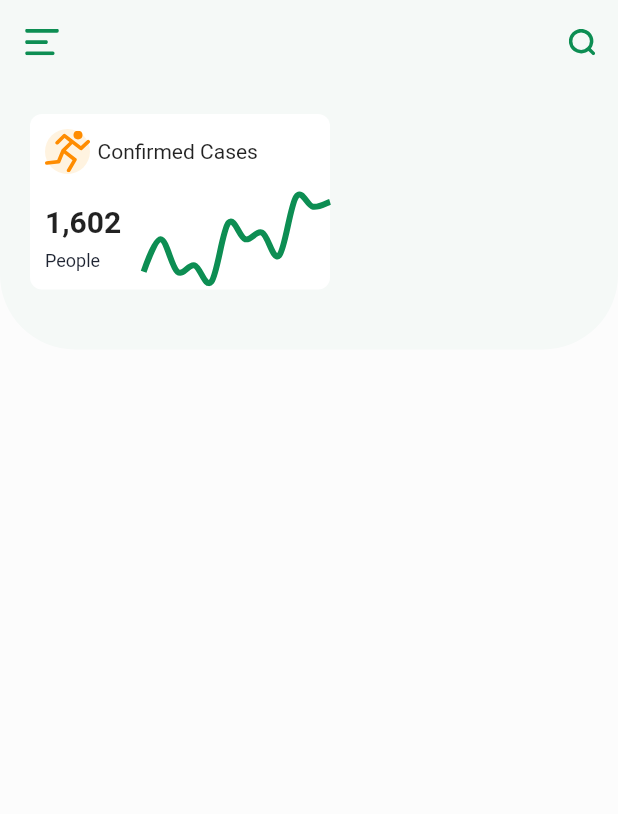
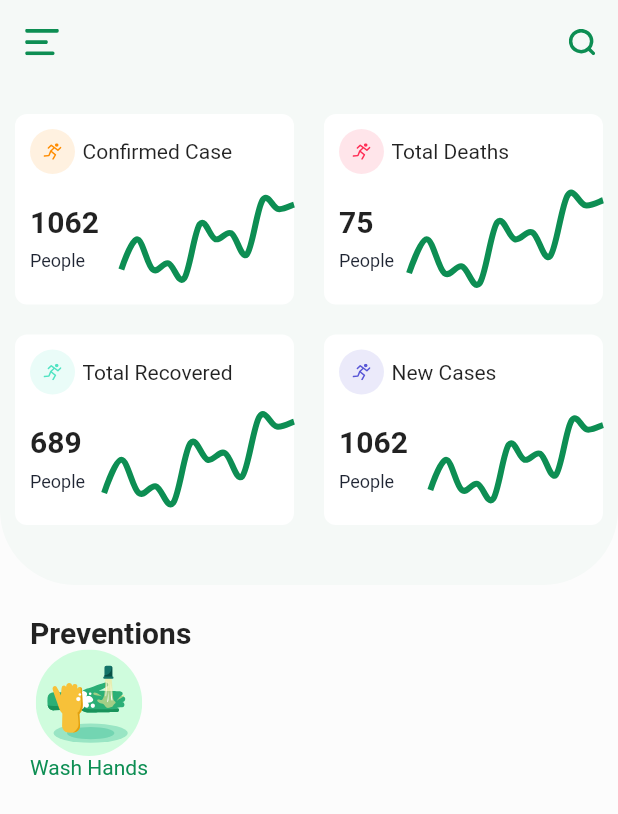
Before and after one commit to Nobsmoke123/flutter-speed-ui-covid19-app-1, a Flutter app: the screen it shows after launch, on a phone screen of 412 x 824 dp. Shown: the top 814 px of the screen. Run offline on Flutter 3.47's test engine with Material 2 defaults, Android fonts, the phone set to English and light mode, and no system bars; drawn by our look-alikes of fl_chart; our stand-ins replace flutter_svg.

Commit message:
added the info card

```diff
--- a/lib/screens/home_screen.dart
+++ b/lib/screens/home_screen.dart
@@ -1,15 +1,19 @@
 import 'package:covid19app1/utils/constants.dart';
-import 'package:fl_chart/fl_chart.dart';
+import 'package:covid19app1/widgets/info_card.dart';
 import 'package:flutter/material.dart';
 import 'package:flutter_svg/flutter_svg.dart';
+import './../widgets/line_chart.dart';
 
 class HomeScreen extends StatelessWidget {
   @override
   Widget build(BuildContext context) {
     return Scaffold(
         appBar: buildAppBar(),
-        body: Container(
-            padding: const EdgeInsets.only(left: 20, top: 20, right: 20, bottom: 40),
+        body: Column(
+            crossAxisAlignment: CrossAxisAlignment.start,
+          children: [
+            Container(
+                padding: const EdgeInsets.only(left: 10, top: 20, right: 10, bottom: 40),
                 width: double.infinity,
                 decoration: BoxDecoration(
                     color: KPrimaryColor.withOpacity(0.03),
@@ -19,71 +23,49 @@ class HomeScreen extends StatelessWidget {
                     )
                 ),
                 child: Wrap(
+                    runSpacing: 20,
+                    spacing: 20,
                     children: <Widget>[
-                    Container(
-                        width: 200,
-                        decoration: BoxDecoration(
-                            color: Colors.white,
-                            borderRadius: BorderRadius.circular(8)
-                        ),
-                        child: Column(
-                            children: <Widget>[
-                                Padding(
-                                  padding: const EdgeInsets.all(10.0),
-                                  child: Row(
-                                    children: <Widget>[
-                                        Container(
-                                            height: 30,
-                                            width: 30,
-                                            decoration: BoxDecoration(
-                                                  color: Color(0xFFFF9C00).withOpacity(0.12),
-                                                  shape: BoxShape.circle,
-                                            ),
-                                            child: SvgPicture.asset(
-                                                "assets/icons/running.svg",
-                                                height: 12,
-                                                width: 12,
-                                            ),
-                                        ),
-                                        SizedBox(
-                                            width: 5,
-                                        ),
-                                        Text(
-                                          "Confirmed Cases",
-                                          maxLines: 1,
-                                          overflow: TextOverflow.ellipsis,
+                        InfoCard(
+                            title: "Confirmed Case",
+                            iconColor: Color(0xFFFF8C00),
+                            affectedNum: 1062,
                         ),
 
+                        InfoCard(
+                            title: "Total Deaths",
+                            iconColor: Color(0xFFFF2D55),
+                            affectedNum: 75,
+                        ),
+
+                        InfoCard(
+                            title: "Total Recovered",
+                            iconColor: Color(0xFF50E3C2),
+                            affectedNum: 689,
+                        ),
+
+                        InfoCard(
+                            title: "New Cases",
+                            iconColor: Color(0xFF5856D6),
+                            affectedNum: 1062,
+                        )
                     ],
                 ),
             ),
+              SizedBox(height: 20,),
+              Padding(
+                padding: const EdgeInsets.symmetric(horizontal: 20),
+                child: Column(
+                    crossAxisAlignment: CrossAxisAlignment.start,
+                  children: <Widget>[
+                    Text(
+                        'Preventions',
+                        style: Theme.of(context).textTheme.title.copyWith(fontWeight: FontWeight.bold),
+
+                    ),
                       Row(
                           children: <Widget>[
-                                       Padding(
-                                         padding: const EdgeInsets.all(10.0),
-                                         child: RichText(
-                                             text: TextSpan(
-                                                 style: TextStyle(color: KTextColor),
-                                                 children: [
-                                                     TextSpan(
-                                                         text: "1,602 \n",
-                                                         style: Theme.of(context).textTheme.title.copyWith(
-                                                             fontWeight: FontWeight.bold
-                                                         ),
-                                                     ),
-                                                     TextSpan(
-                                                         text: "People",
-                                                         style: TextStyle(
-                                                             fontSize: 12,
-                                                             height: 2
-                                                         ),
-                                                     ),
-
-                                                 ]
-                                             ),
-                                         ),
-                                       ),
-                                        Expanded(child: LineReportChart(),)
+                              PreventionCard()
                           ],
                       ),
                   ],
@@ -91,9 +73,9 @@ class HomeScreen extends StatelessWidget {
               )
           ],
         ),
-        ),
     );
   }
+
   AppBar buildAppBar() {
     return AppBar(
           backgroundColor: KPrimaryColor.withOpacity(.03),
@@ -112,47 +94,18 @@ class HomeScreen extends StatelessWidget {
   }
 }
 
+class PreventionCard extends StatelessWidget {
+  const PreventionCard({
+    Key key,
+  }) : super(key: key);
 
-class LineReportChart extends StatelessWidget {
   @override
   Widget build(BuildContext context) {
-    return AspectRatio(
-        aspectRatio: 2.2,
-        child: LineChart(
-            LineChartData(
-                gridData: FlGridData(show: false),
-                borderData: FlBorderData(show: false),
-                titlesData: FlTitlesData(show: false),
-                lineBarsData: [
-                    LineChartBarData(
-                        spots: getSpots(),
-                        isCurved: true,
-                        dotData: FlDotData(show: false),
-                        belowBarData: BarAreaData(show: false),
-                        colors: [KPrimaryColor],
-                        barWidth: 4,
-                    )
-                ]
-            )
-        ),
+    return Column(
+        children: <Widget>[
+            SvgPicture.asset("assets/icons/hand_wash.svg"),
+            Text('Wash Hands', style: Theme.of(context).textTheme.bodyText2.copyWith(color: KPrimaryColor),)
+        ],
     );
   }
-
-  List<FlSpot> getSpots() {
-      return [
-          FlSpot(0, .5),
-          FlSpot(1, 1.5),
-          FlSpot(2, .5),
-          FlSpot(3, .7),
-          FlSpot(4, .2),
-          FlSpot(5, 2),
-          FlSpot(6, 1.5),
-          FlSpot(7, 1.7),
-          FlSpot(8, 1),
-          FlSpot(9, 2.8),
-          FlSpot(10, 2.5),
-          FlSpot(11, 2.65),
-
-      ];
 }
-}
--- /dev/null
+++ b/lib/widgets/info_card.dart
@@ -0,0 +1,99 @@
+import 'package:covid19app1/utils/constants.dart';
+import 'package:covid19app1/widgets/line_chart.dart';
+import 'package:flutter/material.dart';
+import 'package:flutter_svg/svg.dart';
+
+class InfoCard extends StatelessWidget {
+    final String title;
+    final int affectedNum;
+    final Color iconColor;
+
+    const InfoCard({
+        Key key, this.title, this.affectedNum, this.iconColor,
+    }) : super(key: key);
+
+    @override
+    Widget build(BuildContext context) {
+        return LayoutBuilder(
+            builder: (context, constraints) {
+                return Container(
+                    width: constraints.maxWidth /2 - 10,
+                    // Here the constraints max width provide us with the available width for the widget
+                    decoration: BoxDecoration(
+                        color: Colors.white,
+                        borderRadius: BorderRadius.circular(8)
+                    ),
+                    child: Column(
+                        children: <Widget>[
+                            Padding(
+                                padding: const EdgeInsets.all(10.0),
+                                child: Row(
+                                    children: <Widget>[
+                                        Container(
+                                            alignment: Alignment.center,
+                                            height: 30,
+                                            width: 30,
+                                            decoration: BoxDecoration(
+                                                color: iconColor.withOpacity(0.12),
+                                                shape: BoxShape.circle,
+                                            ),
+                                            child: SvgPicture.asset(
+                                                "assets/icons/running.svg",
+                                                height: 12,
+                                                width: 12,
+                                                color: iconColor,
+                                            ),
+                                        ),
+                                        SizedBox(
+                                            width: 5,
+                                        ),
+                                        Expanded(
+                                            child: Text(
+                                                title,
+                                                maxLines: 1,
+                                                overflow: TextOverflow.ellipsis,
+                                            ),
+                                        ),
+
+                                    ],
+                                ),
+                            ),
+                            Padding(
+                                padding: const EdgeInsets.only(bottom: 10.0),
+                                child: Row(
+                                    children: <Widget>[
+                                        Padding(
+                                            padding: const EdgeInsets.all(10.0),
+                                            child: RichText(
+                                                text: TextSpan(
+                                                    style: TextStyle(color: KTextColor),
+                                                    children: [
+                                                        TextSpan(
+                                                            text: "$affectedNum \n",
+                                                            style: Theme.of(context).textTheme.title.copyWith(
+                                                                fontWeight: FontWeight.bold
+                                                            ),
+                                                        ),
+                                                        TextSpan(
+                                                            text: "People",
+                                                            style: TextStyle(
+                                                                fontSize: 12,
+                                                                height: 2
+                                                            ),
+                                                        ),
+
+                                                    ]
+                                                ),
+                                            ),
+                                        ),
+                                        Expanded(child: LineReportChart(),)
+                                    ],
+                                ),
+                            ),
+                        ],
+                    ),
+                );
+            }
+        );
+    }
+}
--- a/lib/widgets/line_chart.dart
+++ b/lib/widgets/line_chart.dart
@@ -0,0 +1,47 @@
+import 'package:flutter/material.dart';
+import 'package:fl_chart/fl_chart.dart';
+import 'package:covid19app1/utils/constants.dart';
+
+class LineReportChart extends StatelessWidget {
+    @override
+    Widget build(BuildContext context) {
+        return AspectRatio(
+            aspectRatio: 2.2,
+            child: LineChart(
+                LineChartData(
+                    gridData: FlGridData(show: false),
+                    borderData: FlBorderData(show: false),
+                    titlesData: FlTitlesData(show: false),
+                    lineBarsData: [
+                        LineChartBarData(
+                            spots: getSpots(),
+                            isCurved: true,
+                            dotData: FlDotData(show: false),
+                            belowBarData: BarAreaData(show: false),
+                            colors: [KPrimaryColor],
+                            barWidth: 4,
+                        )
+                    ]
+                )
+            ),
+        );
+    }
+
+    List<FlSpot> getSpots() {
+        return [
+            FlSpot(0, .5),
+            FlSpot(1, 1.5),
+            FlSpot(2, .5),
+            FlSpot(3, .7),
+            FlSpot(4, .2),
+            FlSpot(5, 2),
+            FlSpot(6, 1.5),
+            FlSpot(7, 1.7),
+            FlSpot(8, 1),
+            FlSpot(9, 2.8),
+            FlSpot(10, 2.5),
+            FlSpot(11, 2.65),
+
+        ];
+    }
+}
```
Also changed, not shown: lib/widgets/prevention_card.dart (added). Lines whose indentation alone changed are shown as unchanged.
